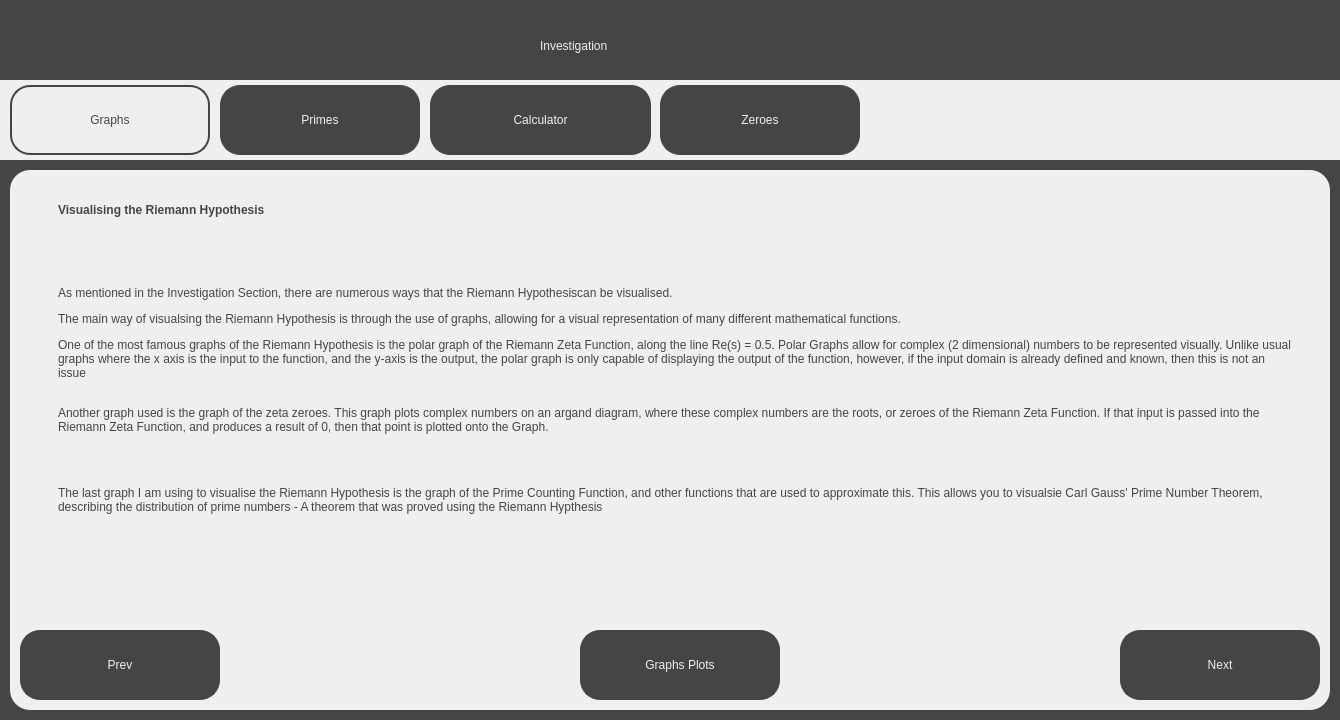
The window that src/ui/investigation_screens/graph_plots.ui (jackm245/Riemann-Hypothesis) describes before a commit, drawn with Qt 5.
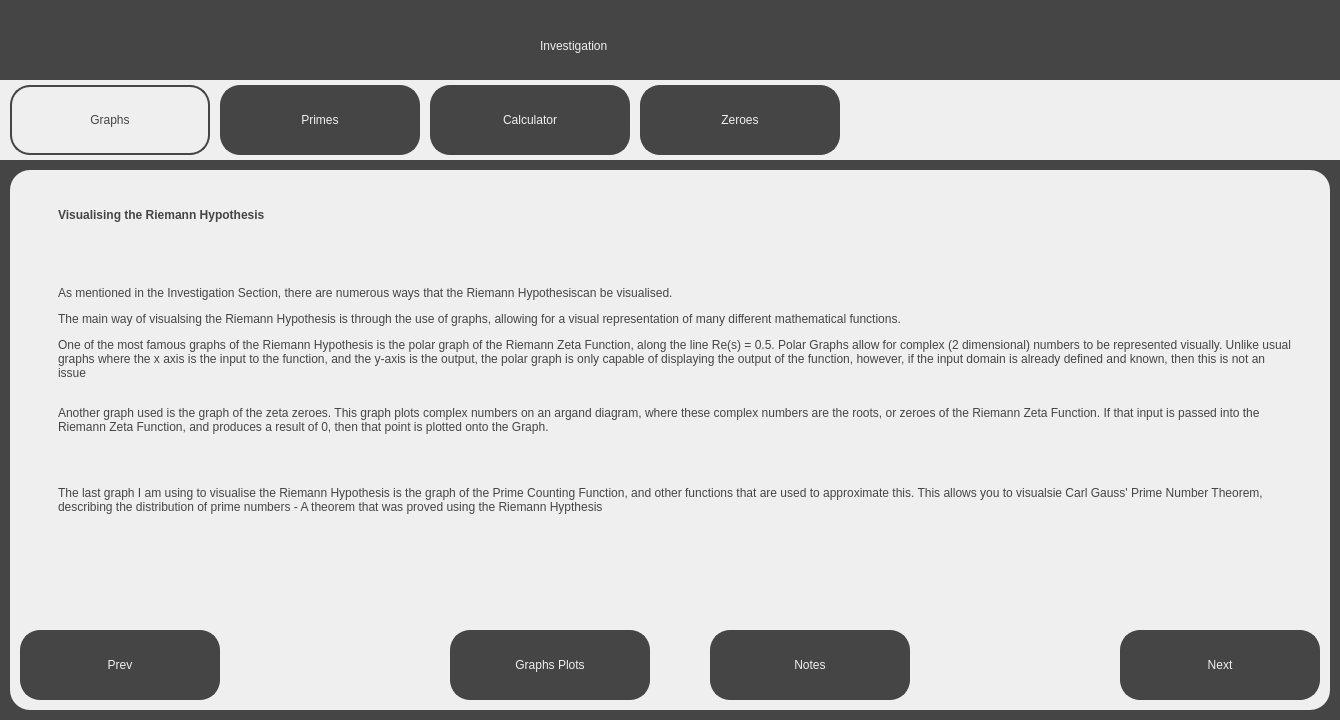
The same window after the commit.

```diff
--- a/src/ui/investigation_screens/graph_plots.ui
+++ b/src/ui/investigation_screens/graph_plots.ui
@@ -109,7 +109,7 @@
       <rect>
        <x>430</x>
        <y>5</y>
-       <width>221</width>
+       <width>200</width>
        <height>70</height>
       </rect>
      </property>
@@ -131,7 +131,7 @@
     <widget class="QPushButton" name="ZeroesTab">
      <property name="geometry">
       <rect>
-       <x>660</x>
+       <x>640</x>
        <y>5</y>
        <width>200</width>
        <height>70</height>
@@ -217,7 +217,7 @@
     <widget class="QPushButton" name="GraphPlotsButton">
      <property name="geometry">
       <rect>
-       <x>570</x>
+       <x>440</x>
        <y>460</y>
        <width>200</width>
        <height>70</height>
@@ -244,7 +244,7 @@
        <x>40</x>
        <y>20</y>
        <width>681</width>
-       <height>41</height>
+       <height>51</height>
       </rect>
      </property>
      <property name="styleSheet">
@@ -292,6 +292,30 @@
       <string>&lt;html&gt;&lt;head/&gt;&lt;body&gt;&lt;p align=&quot;center&quot;&gt;&lt;br/&gt;&lt;/p&gt;&lt;/body&gt;&lt;/html&gt;</string>
      </property>
     </widget>
+    <widget class="QPushButton" name="NotesButton">
+     <property name="geometry">
+      <rect>
+       <x>700</x>
+       <y>460</y>
+       <width>200</width>
+       <height>70</height>
+      </rect>
+     </property>
+     <property name="cursor">
+      <cursorShape>PointingHandCursor</cursorShape>
+     </property>
+     <property name="styleSheet">
+      <string notr="true">border: 2px solid;
+border-radius: 20px;
+border-color:rgb(69, 69, 69);
+background-color: rgb(69, 69, 69);
+font: 18pt &quot;Sans Serif&quot;; color:rgb(239, 239, 239);
+</string>
+     </property>
+     <property name="text">
+      <string>Notes</string>
+     </property>
+    </widget>
    </widget>
   </widget>
  </widget>
```
